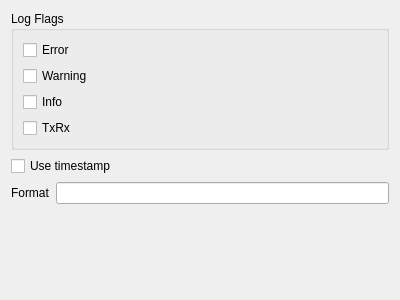
The window that src/core/gui/dialogs/settings/core_widgetsettingslog.ui (serhmarch/ModbusTools) describes before a commit, drawn with Qt 5.
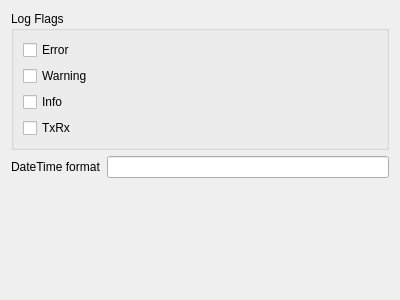
The same window after the commit.

What changed in the file:
```diff
--- a/src/core/gui/dialogs/settings/core_widgetsettingslog.ui
+++ b/src/core/gui/dialogs/settings/core_widgetsettingslog.ui
@@ -51,19 +51,12 @@
      </layout>
     </widget>
    </item>
-   <item>
-    <widget class="QCheckBox" name="chbUseTimestamp">
-     <property name="text">
-      <string>Use timestamp</string>
-     </property>
-    </widget>
-   </item>
    <item>
     <layout class="QHBoxLayout" name="horizontalLayout">
      <item>
       <widget class="QLabel" name="label">
        <property name="text">
-        <string>Format</string>
+        <string>DateTime format</string>
        </property>
       </widget>
      </item>
```
